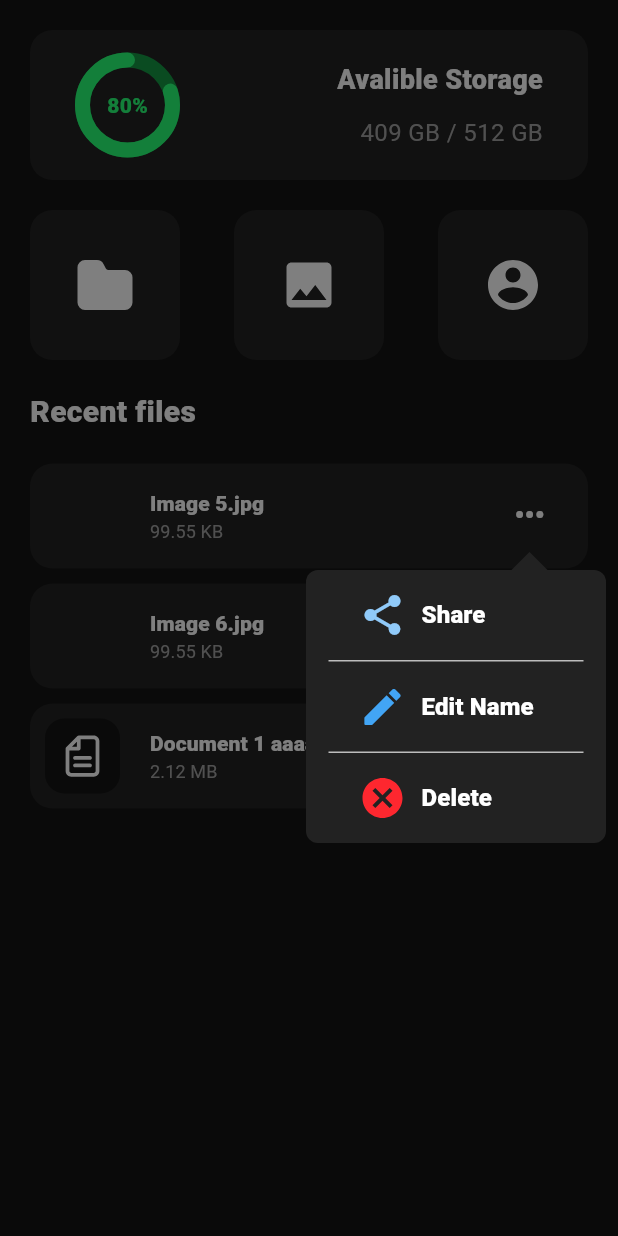
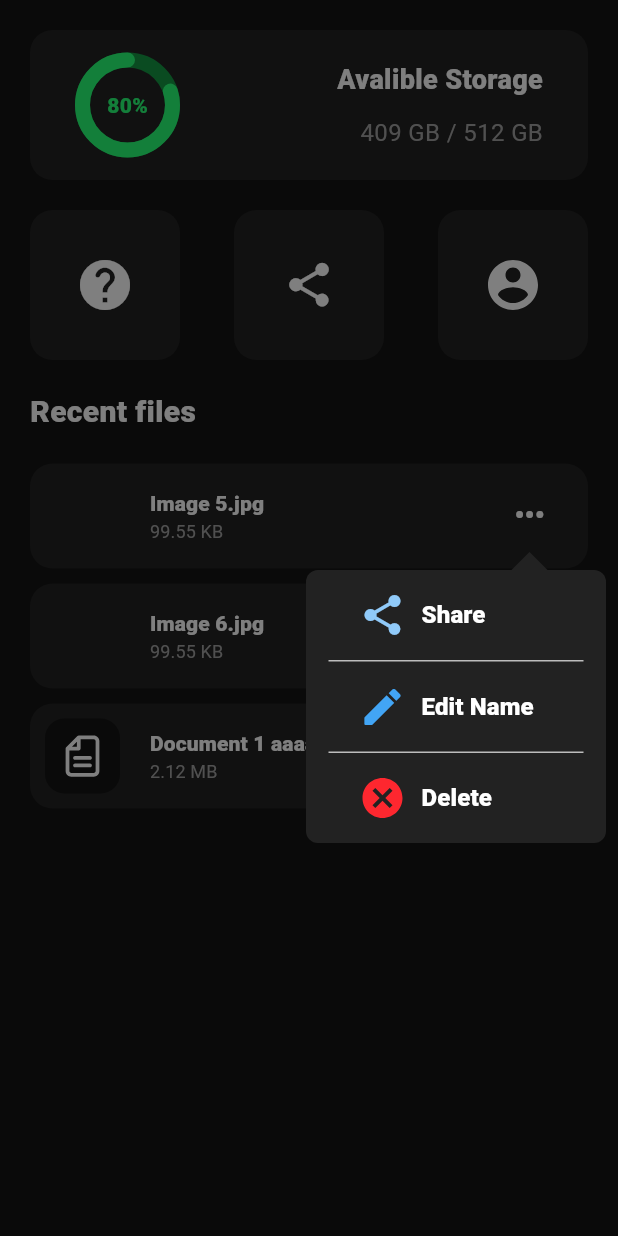
Before and after one commit to srpino23/PinoTech-Cloud-App, a Flutter app: the HomeScreen screen opened directly with empty values, after a tap on "•••", on a phone screen of 412 x 824 dp. Run offline on Flutter 3.47's test engine with Material 3 defaults, Android fonts, the phone set to English and light mode, and no system bars; our stand-ins replace flutter_svg, popover; network calls fail; project files that could hold a hidden picture were left out.

Commit message:
Detalles minimos

```diff
--- a/assets/Files.json
+++ b/assets/Files.json
@@ -225,7 +225,7 @@
       }
     },
     {
-      "name": "Document 1 aaaaaa.docx",
+      "name": "Document 1 aaaaaaaaaaaaaaaaaaaaaaaa.docx",
       "size": "2221944",
       "extension": ".docx",
       "rute": "http://pinotech.v6.army/files/Files/fotoEjemplo.png",
--- a/lib/screens/HomeScreen.dart
+++ b/lib/screens/HomeScreen.dart
@@ -5,11 +5,14 @@ import 'package:pinotech_cloud/api/api.dart';
 import 'package:pinotech_cloud/components/RoundedProgressBar.dart';
 import 'package:pinotech_cloud/components/ListFileItem.dart';
 import 'package:pinotech_cloud/screens/AccountScreen.dart';
+import 'package:pinotech_cloud/screens/HelpScreen.dart';
 
 class HomeScreen extends StatefulWidget {
   final void Function() logOut;
+  final void Function(int) goShare;
 
-  const HomeScreen({Key? key, required this.logOut}) : super(key: key);
+  const HomeScreen({Key? key, required this.logOut, required this.goShare})
+      : super(key: key);
 
   @override
   State<HomeScreen> createState() => _HomeScreenState();
@@ -134,7 +137,14 @@ class _HomeScreenState extends State<HomeScreen> {
                         borderRadius: BorderRadius.circular(15),
                       ),
                       child: ElevatedButton(
-                        onPressed: () {},
+                        onPressed: () {
+                          Navigator.push(
+                            context,
+                            MaterialPageRoute(
+                              builder: (context) => HelpScreen(),
+                            ),
+                          );
+                        },
                         style: ElevatedButton.styleFrom(
                           backgroundColor: Colors.transparent,
                           shadowColor: Colors.transparent,
@@ -147,12 +157,10 @@ class _HomeScreenState extends State<HomeScreen> {
                           width: double.infinity,
                           height: double.infinity,
                           padding: EdgeInsets.all(30),
-                          child: SvgPicture.asset(
-                            'assets/filledFolder.svg',
-                            colorFilter: ColorFilter.mode(
-                              Colors.white,
-                              BlendMode.srcIn,
-                            ),
+                          child: Icon(
+                            Icons.help_rounded,
+                            color: Colors.white,
+                            size: 40,
                           ),
                         ),
                       ),
@@ -166,7 +174,9 @@ class _HomeScreenState extends State<HomeScreen> {
                         borderRadius: BorderRadius.circular(15),
                       ),
                       child: ElevatedButton(
-                        onPressed: () {},
+                        onPressed: () {
+                          widget.goShare(1);
+                        },
                         style: ElevatedButton.styleFrom(
                           backgroundColor: Colors.transparent,
                           shadowColor: Colors.transparent,
@@ -179,12 +189,10 @@ class _HomeScreenState extends State<HomeScreen> {
                           width: double.infinity,
                           height: double.infinity,
                           padding: EdgeInsets.all(30),
-                          child: SvgPicture.asset(
-                            'assets/filledPhoto.svg',
-                            colorFilter: ColorFilter.mode(
-                              Colors.white,
-                              BlendMode.srcIn,
-                            ),
+                          child: Icon(
+                            Icons.share,
+                            color: Colors.white,
+                            size: 35,
                           ),
                         ),
                       ),
```
Also changed, not shown: lib/components/Navigation.dart (+22 -3 lines), lib/screens/AccountScreen.dart (+9 -2 lines), lib/screens/FolderScreen.dart (+21 -12 lines), lib/screens/HelpScreen.dart (added, +128 -0 lines).
